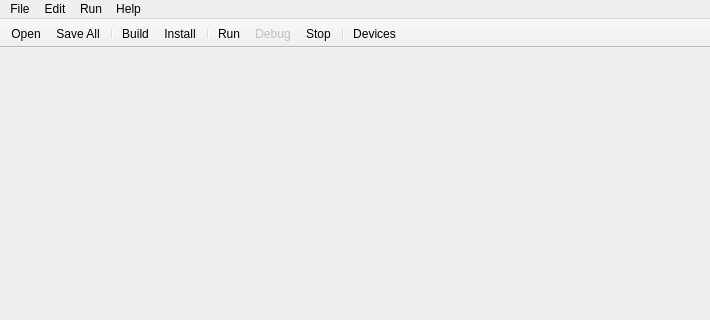
Above: lib/gui/lib/MainWindow/MainWindow.ui from F8LEFT/ART before the change; both pictures show x 0 to 710 and y 0 to 320 of the 710 by 462 pixel window. Below: the same form after it.
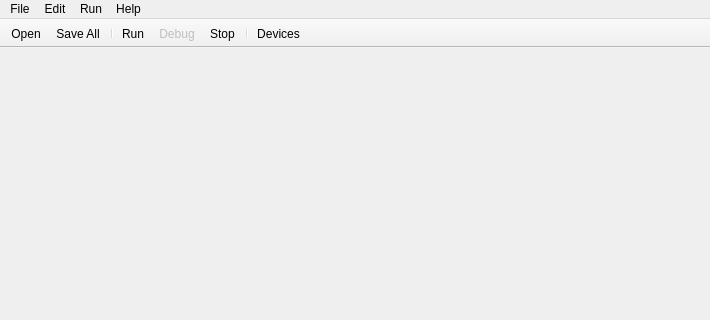
That is the form after the change. Icons and pictures are not drawn.

Commit message: fix build error

Patch:
```diff
--- a/lib/gui/lib/MainWindow/MainWindow.ui
+++ b/lib/gui/lib/MainWindow/MainWindow.ui
@@ -98,9 +98,6 @@
    <addaction name="actionOpen"/>
    <addaction name="actionSave_All"/>
    <addaction name="separator"/>
-   <addaction name="actionBuild"/>
-   <addaction name="actionInstall"/>
-   <addaction name="separator"/>
    <addaction name="actionRun"/>
    <addaction name="actionDebug"/>
    <addaction name="actionStop"/>
```
The commit also changes 7 other files.
